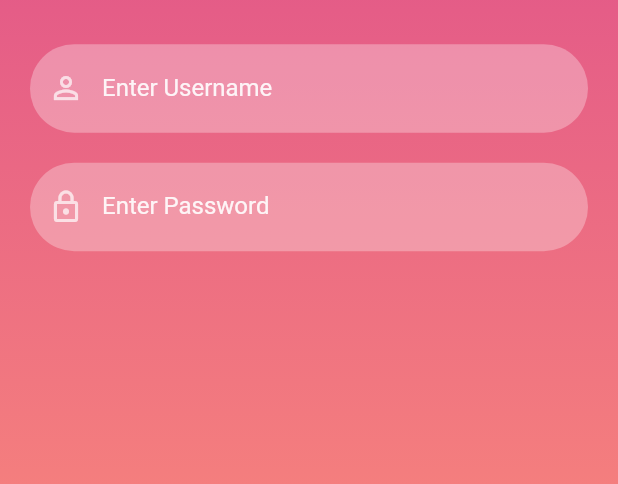
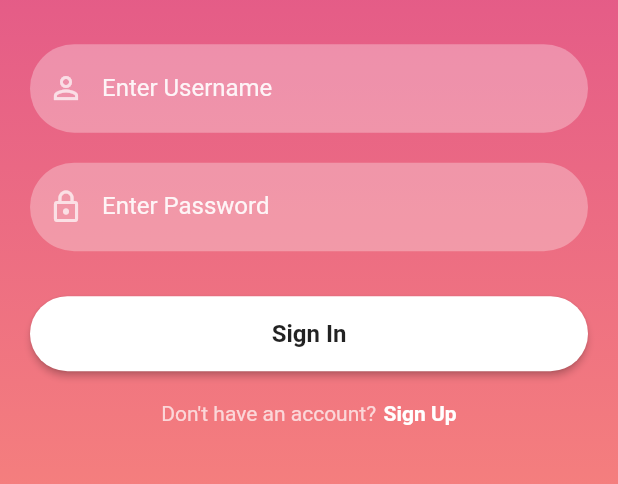
Before and after one commit to migmate/pulse, a Flutter app: the screen it shows after launch, on a phone screen of 412 x 824 dp, the part 608-1092 px from its top. Run offline on Flutter 3.47's test engine with Material 2 defaults, Android fonts, the light colour scheme and no system bars.

Commit message:
0.1 - Sign in button and linked Sign up button

```diff
--- a/lib/reusable_widgets/reusable_widget.dart
+++ b/lib/reusable_widgets/reusable_widget.dart
@@ -37,3 +37,37 @@ TextField reusableTextField(String text, IconData icon, bool isPasswordType, Tex
     ),
   );
 }
+
+Container signInSignUpButton(BuildContext context, bool isLogin, Function onTap) {
+  return Container(
+    width: MediaQuery.of(context).size.width,
+    height: 50,
+    margin: const EdgeInsets.fromLTRB(0, 10, 0, 20),
+    decoration: BoxDecoration(borderRadius: BorderRadius.circular(90)),
+    child: ElevatedButton(
+      onPressed: () {
+        onTap();
+      },
+      child: Text(
+        isLogin ? 'Sign In' : 'Sign Up',
+        style: const TextStyle(
+            color: Colors.black87,
+            fontWeight: FontWeight.bold,
+            fontSize: 16),
+      ),
+      style: ButtonStyle(
+        backgroundColor: MaterialStateProperty.resolveWith((states) {
+          if (states.contains(MaterialState.pressed)) {
+            return Colors.black26;
+          }
+          return Colors.white;
+        }),
+        shape: MaterialStateProperty.all<RoundedRectangleBorder>(
+          RoundedRectangleBorder(
+            borderRadius: BorderRadius.circular(30),
+          ),
+        ),
+      ),
+    ),
+  );
+}
--- a/lib/screens/signin_screen.dart
+++ b/lib/screens/signin_screen.dart
@@ -1,5 +1,6 @@
 import 'package:flutter/material.dart';
 import 'package:pulse/utils/color_utils.dart';
+import 'signup_screen.dart';
 import 'package:pulse/reusable_widgets/reusable_widget.dart';
 
 class SignInScreen extends StatefulWidget {
@@ -43,6 +44,11 @@ class _SignInScreenState extends State<SignInScreen> {
                 ),
                 reusableTextField("Enter Password", Icons.lock_outline, true,
                     _passwordController),
+                SizedBox(
+                  height: 20,
+                ),
+                signInSignUpButton(context, true, () {}),
+                signUpOption(context)
               ],
             ),
           ),
@@ -50,6 +56,29 @@ class _SignInScreenState extends State<SignInScreen> {
       ),
     );
   }
+}
 
-
+Row signUpOption(BuildContext context) {
+  return Row(
+    mainAxisAlignment: MainAxisAlignment.center,
+    children: [
+      const Text("Don't have an account?",
+          style: TextStyle(color: Colors.white70)),
+      const SizedBox(width: 5),
+      GestureDetector(
+        onTap: () {
+          Navigator.push(
+              context,
+              MaterialPageRoute(builder: (context) => SignUpScreen()));
+        },
+        child: const Text(
+          "Sign Up",
+          style: TextStyle(
+            color: Colors.white,
+            fontWeight: FontWeight.bold,
+          ),
+        ),
+      ),
+    ],
+  );
 }
--- a/lib/screens/signup_screen.dart
+++ b/lib/screens/signup_screen.dart
@@ -0,0 +1,15 @@
+import 'package:flutter/material.dart';
+
+class SignUpScreen extends StatefulWidget {
+  const SignUpScreen({Key? key}) : super(key: key);
+
+  @override
+  _SignUpScreenState createState() => _SignUpScreenState();
+}
+
+class _SignUpScreenState extends State<SignUpScreen> {
+  @override
+  Widget build(BuildContext context) {
+    return Container();
+  }
+}
```
Lines whose indentation alone changed are shown as unchanged.
